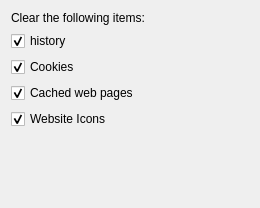
KDE/rekonq, file src/cleardata.ui: the form before one commit.
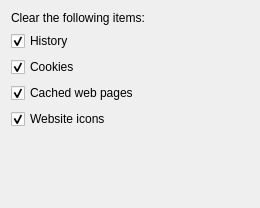
The form after the commit.

Commit message: KDE HIG fixes

Patch:
```diff
--- a/src/cleardata.ui
+++ b/src/cleardata.ui
@@ -24,7 +24,7 @@
    <item>
     <widget class="QCheckBox" name="clearHistory">
      <property name="text">
-      <string>history</string>
+      <string>History</string>
      </property>
      <property name="checked">
       <bool>true</bool>
@@ -54,7 +54,7 @@
    <item>
     <widget class="QCheckBox" name="clearWebIcons">
      <property name="text">
-      <string>Website Icons</string>
+      <string>Website icons</string>
      </property>
      <property name="checked">
       <bool>true</bool>
```
